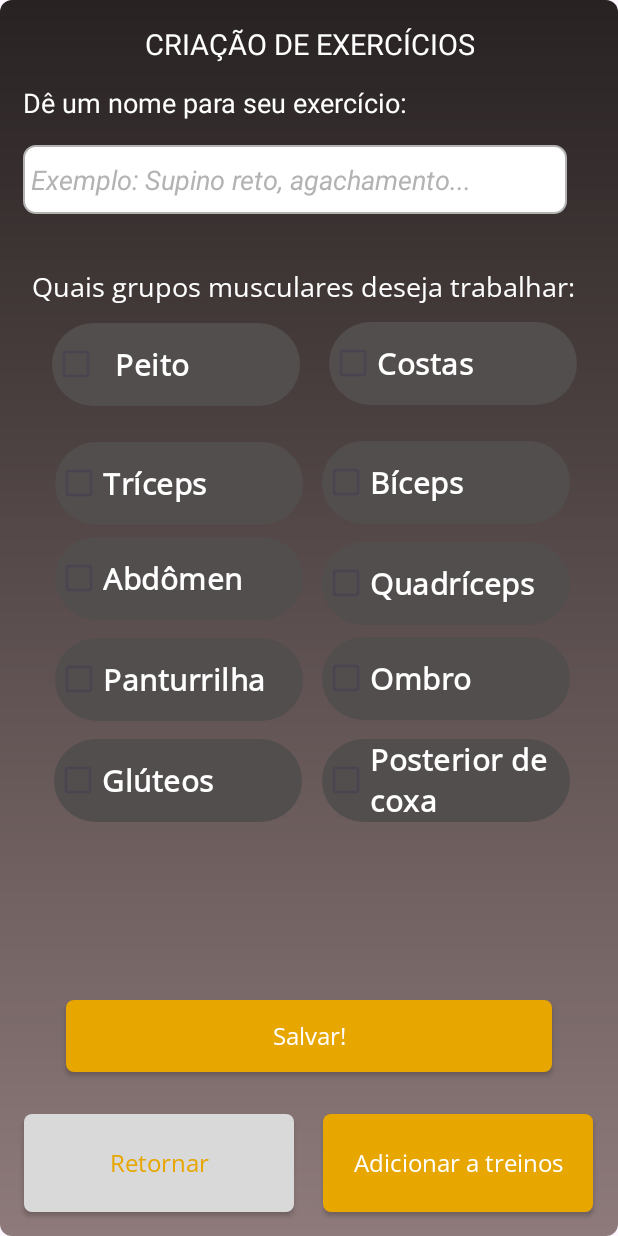
After one commit to GustavinRA/Telas, an Android app: the ActivityCriacaoExercicios screen opened directly, with no data from a screen before it, on a phone screen of 412 x 824 dp. The commit adds this screen. Run offline under Robolectric (Android 15) with nearby library versions, the phone set to English and light mode, and no system bars; Roboto replaces fonts that are not available here.

Commit message:
Primeiro pull request :)

```diff
--- a/app/build.gradle.kts
+++ b/app/build.gradle.kts
@@ -56,6 +56,7 @@ dependencies {
     implementation(libs.activity)
     implementation(libs.constraintlayout)
     implementation(libs.security.crypto)
+    implementation(libs.recyclerview)
     testImplementation(libs.junit)
     androidTestImplementation(libs.ext.junit)
     androidTestImplementation(libs.espresso.core)
--- /dev/null
+++ b/app/src/main/java/com/example/telas/ActivityCriacaoExercicios.java
@@ -0,0 +1,31 @@
+package com.example.telas;
+
+import android.content.Intent;
+import android.os.Bundle;
+import android.view.View;
+import android.widget.Button;
+
+import androidx.activity.EdgeToEdge;
+import androidx.appcompat.app.AppCompatActivity;
+import androidx.core.graphics.Insets;
+import androidx.core.view.ViewCompat;
+import androidx.core.view.WindowInsetsCompat;
+
+public class ActivityCriacaoExercicios extends AppCompatActivity {
+    private Button btn_addTreino;
+    @Override
+    protected void onCreate(Bundle savedInstanceState) {
+        super.onCreate(savedInstanceState);
+        setContentView(R.layout.activity_criacao_exercicios);
+
+        btn_addTreino = findViewById(R.id.btn_adicionarTreino);
+
+        btn_addTreino.setOnClickListener(new View.OnClickListener() {
+            @Override
+            public void onClick(View v) {
+                Intent intent = new Intent(ActivityCriacaoExercicios.this, ActivityBibliotecaTreino.class);
+                startActivity(intent);
+            }
+        });
+    }
+}
--- a/app/src/main/java/com/example/telas/ActivityUser.java
+++ b/app/src/main/java/com/example/telas/ActivityUser.java
@@ -23,14 +23,14 @@ public class ActivityUser extends AppCompatActivity {
         // Encontra o botão Exercicio e define o listener de clique
         AppCompatButton buttonExercicio = findViewById(R.id.buttonExercicio);
         buttonExercicio.setOnClickListener(v -> {
-            Intent intent = new Intent(ActivityUser.this, ActivityTelaPrincipal.class);
+            Intent intent = new Intent(ActivityUser.this, ActivityCriacaoExercicios.class);
             startActivity(intent);
         });
 
         // Encontra o botão Treinos e define o listener de clique
         AppCompatButton buttonTreinos = findViewById(R.id.buttonTreinos);
         buttonTreinos.setOnClickListener(v -> {
-            Intent intent = new Intent(ActivityUser.this, ActivityTelaPrincipal.class);
+            Intent intent = new Intent(ActivityUser.this, ActivityBiblioteca.class);
             startActivity(intent);
         });
     }
--- a/app/src/main/res/drawable/baseline_add_circle_outline_24.xml
+++ b/app/src/main/res/drawable/baseline_add_circle_outline_24.xml
@@ -1,4 +1,4 @@
-<vector xmlns:android="http://schemas.android.com/apk/res/android" android:height="24dp" android:tint="#E7A600" android:viewportHeight="24" android:viewportWidth="24" android:width="24dp">
+<vector xmlns:android="http://schemas.android.com/apk/res/android" android:height="50dp" android:tint="#E7A600" android:viewportHeight="24" android:viewportWidth="24" android:width="50dp">
 
     <path android:fillColor="@android:color/white" android:pathData="M13,7h-2v4L7,11v2h4v4h2v-4h4v-2h-4L13,7zM12,2C6.48,2 2,6.48 2,12s4.48,10 10,10 10,-4.48 10,-10S17.52,2 12,2zM12,20c-4.41,0 -8,-3.59 -8,-8s3.59,-8 8,-8 8,3.59 8,8 -3.59,8 -8,8z"/>
 
--- a/app/src/main/res/drawable/buttonbrd.xml
+++ b/app/src/main/res/drawable/buttonbrd.xml
@@ -7,5 +7,5 @@
         android:width="7dp"
         android:color="@color/yellow" />
 
-    <corners android:radius="10dp" />
+
 </shape>
--- /dev/null
+++ b/app/src/main/res/drawable/editext_background.xml
@@ -0,0 +1,8 @@
+<?xml version="1.0" encoding="utf-8"?>
+<shape xmlns:android="http://schemas.android.com/apk/res/android">
+    <solid android:color="#FFFFFF"/>
+    <corners android:radius="8dp"/>
+    <stroke
+        android:width="1dp"
+        android:color="#B3B3B3"/>
+</shape>
--- /dev/null
+++ b/app/src/main/res/layout/activity_criacao_exercicios.xml
@@ -0,0 +1,299 @@
+<?xml version="1.0" encoding="utf-8"?>
+<androidx.constraintlayout.widget.ConstraintLayout xmlns:android="http://schemas.android.com/apk/res/android"
+    xmlns:app="http://schemas.android.com/apk/res-auto"
+    xmlns:tools="http://schemas.android.com/tools"
+    android:id="@+id/main"
+    android:layout_width="match_parent"
+    android:layout_height="match_parent"
+    android:layout_gravity="center"
+    android:background="@drawable/background_tela_gradiente"
+    tools:context=".ActivityCriacaoExercicios">
+
+
+    <androidx.constraintlayout.widget.ConstraintLayout
+        android:layout_width="match_parent"
+        android:layout_height="wrap_content"
+        app:layout_constraintEnd_toEndOf="parent"
+        app:layout_constraintHorizontal_bias="1.0"
+        app:layout_constraintStart_toStartOf="parent"
+        app:layout_constraintTop_toTopOf="parent">
+
+        <TextView
+            android:id="@+id/textView10"
+            android:layout_width="wrap_content"
+            android:layout_height="wrap_content"
+            android:layout_marginTop="16dp"
+            android:gravity="center"
+            android:text="CRIAÇÃO DE EXERCÍCIOS"
+            android:textColor="@color/white"
+            android:textSize="19dp"
+            app:layout_constraintEnd_toEndOf="parent"
+            app:layout_constraintStart_toStartOf="parent"
+            app:layout_constraintTop_toTopOf="parent" />
+
+
+        <TextView
+
+            android:id="@+id/textView11"
+            android:layout_width="wrap_content"
+            android:layout_height="wrap_content"
+            android:layout_marginStart="15dp"
+            android:layout_marginTop="56dp"
+            android:text="Dê um nome para seu exercício: "
+            android:textColor="@color/white"
+            android:textSize="18dp"
+            app:layout_constraintStart_toStartOf="parent"
+            app:layout_constraintTop_toTopOf="parent" />
+
+        <EditText
+            android:id="@+id/editTextText4"
+            android:layout_width="match_parent"
+            android:layout_height="46dp"
+            android:layout_marginStart="15dp"
+            android:layout_marginTop="16dp"
+            android:layout_marginEnd="34dp"
+            android:background="@drawable/editext_background"
+            android:hint="Exemplo: Supino reto, agachamento..."
+            android:inputType="text"
+            android:padding="5dp"
+            android:textColorHint="#B3B3B3"
+            android:textStyle="italic"
+            app:layout_constraintEnd_toEndOf="parent"
+            app:layout_constraintHorizontal_bias="1.0"
+            app:layout_constraintStart_toStartOf="parent"
+            app:layout_constraintTop_toBottomOf="@+id/textView11" />
+
+        <androidx.constraintlayout.widget.ConstraintLayout
+            android:id="@+id/constraintLayout"
+            android:layout_width="375dp"
+            android:layout_height="425dp"
+            android:layout_marginTop="20dp"
+            app:layout_constraintEnd_toEndOf="parent"
+            app:layout_constraintHorizontal_bias="0.555"
+            app:layout_constraintStart_toStartOf="parent"
+            app:layout_constraintTop_toBottomOf="@+id/editTextText4">
+
+            <TextView
+                android:id="@+id/textView12"
+                style="@style/CustomTextViewStyle"
+                android:layout_marginTop="16dp"
+                android:text="Quais grupos musculares deseja trabalhar:"
+                android:textSize="18sp"
+                app:layout_constraintEnd_toEndOf="parent"
+                app:layout_constraintHorizontal_bias="0.052"
+                app:layout_constraintStart_toStartOf="parent"
+                app:layout_constraintTop_toTopOf="parent" />
+
+            <CheckBox
+                android:id="@+id/checkBox"
+                style="@style/CustomTextViewStyle"
+                android:layout_width="165dp"
+                android:layout_height="55dp"
+
+                android:layout_marginTop="12dp"
+                android:background="@drawable/checkbox_background"
+                android:padding="10dp"
+                android:text="Peito"
+                android:textColor="@android:color/white"
+                android:textSize="20sp"
+                android:textStyle="normal|bold"
+                app:layout_constraintEnd_toEndOf="parent"
+                app:layout_constraintHorizontal_bias="0.068"
+                app:layout_constraintStart_toStartOf="parent"
+                app:layout_constraintTop_toBottomOf="@+id/textView12" />
+
+            <CheckBox
+                android:id="@+id/checkBox2"
+                style="@style/CustomTextViewStyle"
+                android:layout_width="165dp"
+
+                android:layout_height="55dp"
+                android:layout_marginStart="19dp"
+                android:layout_marginTop="52dp"
+                android:layout_marginEnd="16dp"
+                android:background="@drawable/checkbox_background"
+                android:text="Costas"
+                android:textSize="20sp"
+                android:textStyle="normal|bold"
+                app:layout_constraintEnd_toEndOf="parent"
+                app:layout_constraintHorizontal_bias="0.0"
+                app:layout_constraintStart_toEndOf="@+id/checkBox"
+                app:layout_constraintTop_toTopOf="parent" />
+
+            <CheckBox
+                android:id="@+id/checkBox3"
+                style="@style/CustomTextViewStyle"
+                android:layout_width="165dp"
+
+                android:layout_height="55dp"
+                android:layout_marginStart="16dp"
+                android:layout_marginTop="24dp"
+                android:layout_marginEnd="18dp"
+                android:background="@drawable/checkbox_background"
+                android:text="Tríceps"
+                android:textSize="20sp"
+                android:textStyle="normal|bold"
+                app:layout_constraintEnd_toStartOf="@+id/checkBox4"
+                app:layout_constraintHorizontal_bias="0.0"
+                app:layout_constraintStart_toStartOf="parent"
+                app:layout_constraintTop_toBottomOf="@+id/checkBox" />
+
+            <CheckBox
+                android:id="@+id/checkBox4"
+                style="@style/CustomTextViewStyle"
+                android:layout_width="165dp"
+
+                android:layout_height="55dp"
+                android:layout_marginTop="24dp"
+                android:layout_marginEnd="16dp"
+                android:background="@drawable/checkbox_background"
+                android:text="Bíceps"
+                android:textSize="20sp"
+                android:textStyle="normal|bold"
+                app:layout_constraintEnd_toEndOf="parent"
+                app:layout_constraintTop_toBottomOf="@+id/checkBox2" />
+
+            <CheckBox
+                android:id="@+id/checkBox5"
+                style="@style/CustomTextViewStyle"
+                android:layout_width="165dp"
+
+                android:layout_height="55dp"
+                android:layout_marginStart="16dp"
+                android:layout_marginTop="8dp"
+                android:layout_marginEnd="26dp"
+                android:background="@drawable/checkbox_background"
+                android:text="Abdômen"
+                android:textSize="20sp"
+                android:textStyle="normal|bold"
+                app:layout_constraintEnd_toStartOf="@+id/checkBox6"
+                app:layout_constraintHorizontal_bias="0.0"
+                app:layout_constraintStart_toStartOf="parent"
+                app:layout_constraintTop_toBottomOf="@+id/checkBox3" />
+
+            <CheckBox
+                android:id="@+id/checkBox6"
+                style="@style/CustomTextViewStyle"
+                android:layout_width="165dp"
+                android:layout_height="55dp"
+
+                android:layout_marginTop="12dp"
+                android:layout_marginEnd="16dp"
+                android:background="@drawable/checkbox_background"
+                android:text="Quadríceps"
+                android:textSize="20sp"
+                android:textStyle="normal|bold"
+                app:layout_constraintEnd_toEndOf="parent"
+                app:layout_constraintTop_toBottomOf="@+id/checkBox4" />
+
+            <CheckBox
+                android:id="@+id/checkBox7"
+                style="@style/CustomTextViewStyle"
+                android:layout_width="165dp"
+
+                android:layout_height="55dp"
+
+                android:layout_marginStart="16dp"
+                android:layout_marginBottom="12dp"
+                android:background="@drawable/checkbox_background"
+                android:text="Panturrilha"
+                android:textSize="20sp"
+                android:textStyle="normal|bold"
+                app:layout_constraintBottom_toTopOf="@+id/checkBox9"
+                app:layout_constraintEnd_toStartOf="@+id/checkBox8"
+                app:layout_constraintHorizontal_bias="0.0"
+                app:layout_constraintStart_toStartOf="parent" />
+
+            <CheckBox
+                android:id="@+id/checkBox8"
+                style="@style/CustomTextViewStyle"
+                android:layout_width="165dp"
+
+                android:layout_height="55dp"
+
+                android:layout_marginEnd="16dp"
+                android:layout_marginBottom="108dp"
+                android:background="@drawable/checkbox_background"
+                android:text="Ombro"
+                android:textSize="20sp"
+                android:textStyle="normal|bold"
+                app:layout_constraintBottom_toBottomOf="parent"
+                app:layout_constraintEnd_toEndOf="parent" />
+
+            <CheckBox
+                android:id="@+id/checkBox9"
+                style="@style/CustomTextViewStyle"
+                android:layout_width="165dp"
+                android:layout_height="55dp"
+                android:layout_marginBottom="40dp"
+
+                android:background="@drawable/checkbox_background"
+                android:text="Glúteos"
+                android:textSize="20sp"
+                android:textStyle="normal|bold"
+                app:layout_constraintBottom_toBottomOf="parent"
+                app:layout_constraintEnd_toEndOf="parent"
+                app:layout_constraintHorizontal_bias="0.074"
+                app:layout_constraintStart_toStartOf="parent" />
+
+            <CheckBox
+                android:id="@+id/checkBox13"
+                style="@style/CustomTextViewStyle"
+                android:layout_width="165dp"
+                android:layout_height="55dp"
+                android:layout_marginBottom="40dp"
+
+                android:background="@drawable/checkbox_background"
+                android:text="Posterior de coxa"
+                android:textSize="20sp"
+                android:textStyle="normal|bold"
+                app:layout_constraintBottom_toBottomOf="parent"
+                app:layout_constraintEnd_toEndOf="parent"
+                app:layout_constraintHorizontal_bias="0.925"
+                app:layout_constraintStart_toStartOf="parent" />
+
+
+        </androidx.constraintlayout.widget.ConstraintLayout>
+
+    </androidx.constraintlayout.widget.ConstraintLayout>
+
+    <androidx.appcompat.widget.AppCompatButton
+        android:id="@+id/button"
+        style="@style/botaoCinza"
+
+        android:layout_height="65dp"
+        android:layout_marginStart="16dp"
+        android:layout_marginBottom="16dp"
+        android:text="Retornar"
+        android:textColor="@color/amarelo"
+        app:layout_constraintBottom_toBottomOf="parent"
+        app:layout_constraintStart_toStartOf="parent" />
+
+    <androidx.appcompat.widget.AppCompatButton
+        android:id="@+id/btn_adicionarTreino"
+        style="@style/botaoAmerelo"
+
+        android:layout_height="65dp"
+        android:layout_marginBottom="16dp"
+        android:text="Adicionar a treinos"
+        app:layout_constraintBottom_toBottomOf="parent"
+        app:layout_constraintEnd_toEndOf="parent"
+        app:layout_constraintHorizontal_bias="0.542"
+        app:layout_constraintStart_toEndOf="@+id/button" />
+
+    <androidx.appcompat.widget.AppCompatButton
+        android:id="@+id/salvarTreino"
+        style="@style/botaoAmerelo"
+        android:layout_width="324dp"
+        android:layout_height="wrap_content"
+
+        android:layout_marginStart="43dp"
+        android:layout_marginEnd="44dp"
+        android:layout_marginBottom="28dp"
+        android:text="Salvar!"
+        app:layout_constraintBottom_toTopOf="@+id/btn_adicionarTreino"
+        app:layout_constraintEnd_toEndOf="parent"
+        app:layout_constraintHorizontal_bias="1.0"
+        app:layout_constraintStart_toStartOf="parent" />
+
+</androidx.constraintlayout.widget.ConstraintLayout>
--- a/app/src/main/res/layout/activity_main.xml
+++ b/app/src/main/res/layout/activity_main.xml
@@ -9,7 +9,6 @@
     android:background="@color/background_color"
     >
 
-    <!-- Estilo específico Marca do app -->
 
     <ImageView
         android:id="@+id/logoMarca"
--- a/app/src/main/res/layout/activity_tela_principal.xml
+++ b/app/src/main/res/layout/activity_tela_principal.xml
@@ -228,7 +228,6 @@
                 android:layout_width="match_parent"
                 android:layout_height="wrap_content" />
 
-
         </LinearLayout>
     </ScrollView>
 
--- a/gradle/libs.versions.toml
+++ b/gradle/libs.versions.toml
@@ -8,6 +8,7 @@ material = "1.10.0"
 activity = "1.8.0"
 constraintlayout = "2.1.4"
 securityCrypto = "1.0.0"
+recyclerview = "1.3.2"
 
 [libraries]
 junit = { group = "junit", name = "junit", version.ref = "junit" }
@@ -18,6 +19,7 @@ material = { group = "com.google.android.material", name = "material", version.r
 activity = { group = "androidx.activity", name = "activity", version.ref = "activity" }
 constraintlayout = { group = "androidx.constraintlayout", name = "constraintlayout", version.ref = "constraintlayout" }
 security-crypto = { group = "androidx.security", name = "security-crypto", version.ref = "securityCrypto" }
+recyclerview = { group = "androidx.recyclerview", name = "recyclerview", version.ref = "recyclerview" }
 
 [plugins]
 android-application = { id = "com.android.application", version.ref = "agp" }
```
Also changed, not shown: app/src/main/AndroidManifest.xml (+10 -3 lines), app/src/main/java/com/example/telas/ActivityBibliotecaTreino.java (added, +32 -0 lines), app/src/main/java/com/example/telas/ActivityCriacaoTreinos.java (added, +24 -0 lines), app/src/main/java/com/example/telas/ActivityTelaPrincipal.java (+6 -4 lines), app/src/main/java/com/example/telas/DefinirTreinos.java (+1 -9 lines), app/src/main/res/drawable/editor_background.xml (added, +15 -0 lines), app/src/main/res/layout/activity_biblioteca_treino.xml (added, +60 -0 lines), app/src/main/res/layout/activity_criacao_treinos.xml (added, +139 -0 lines), app/src/main/res/layout/item_criacao_treino.xml (added, +48 -0 lines).
